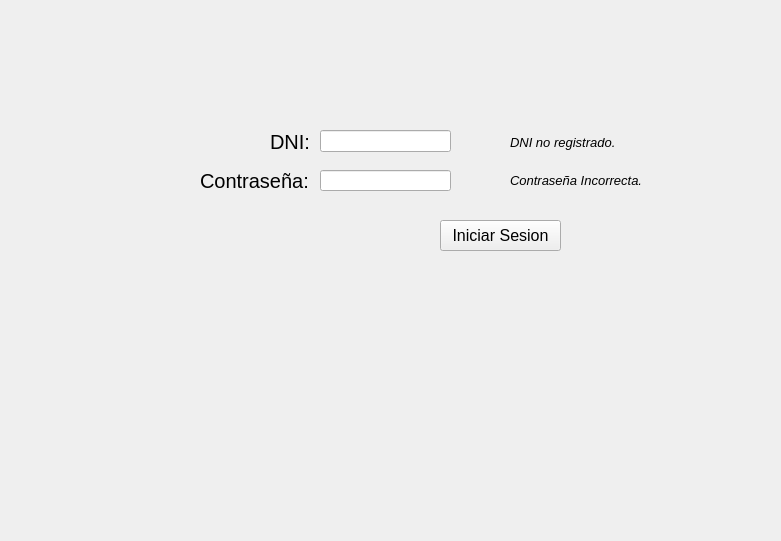
First picture: the form in Bolsaco/InicioSesion.ui, repository maurocipo/Bolsaco, before the edit.
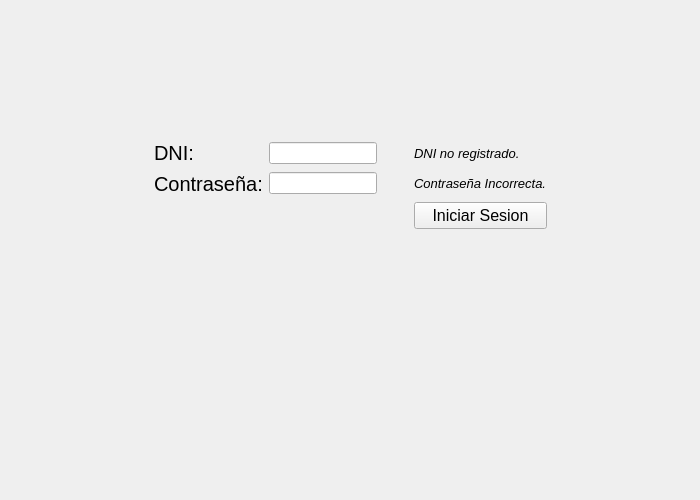
Second picture: the form after the edit.

Commit message: - Fixed layouts to work with window resizing. - Added version control of the DB and APP. - Added date control against clock manipulation. - Added automatic backup mechanism.

Patch:
```diff
--- a/Bolsaco/InicioSesion.ui
+++ b/Bolsaco/InicioSesion.ui
@@ -6,53 +6,61 @@
    <rect>
     <x>0</x>
     <y>0</y>
-    <width>781</width>
-    <height>541</height>
+    <width>700</width>
+    <height>500</height>
    </rect>
   </property>
+  <property name="sizePolicy">
+   <sizepolicy hsizetype="Expanding" vsizetype="Expanding">
+    <horstretch>1</horstretch>
+    <verstretch>1</verstretch>
+   </sizepolicy>
+  </property>
+  <property name="sizeIncrement">
+   <size>
+    <width>1</width>
+    <height>1</height>
+   </size>
+  </property>
   <property name="windowTitle">
    <string>Form</string>
   </property>
-  <widget class="QPushButton" name="pushButton_IniciarSesion">
-   <property name="geometry">
-    <rect>
-     <x>440</x>
-     <y>220</y>
-     <width>121</width>
-     <height>31</height>
-    </rect>
-   </property>
-   <property name="font">
-    <font>
-     <pointsize>12</pointsize>
-    </font>
-   </property>
+  <layout class="QGridLayout" name="gridLayout" rowstretch="1,0,0,0,2" columnstretch="1,0,0,0,0,1" rowminimumheight="0,0,0,0,0" columnminimumwidth="0,0,0,0,0,0">
+   <item row="1" column="5">
+    <spacer name="horizontalSpacer_2">
+     <property name="orientation">
+      <enum>Qt::Horizontal</enum>
+     </property>
+     <property name="sizeHint" stdset="0">
+      <size>
+       <width>137</width>
+       <height>20</height>
+      </size>
+     </property>
+    </spacer>
+   </item>
+   <item row="1" column="0">
+    <spacer name="horizontalSpacer">
+     <property name="orientation">
+      <enum>Qt::Horizontal</enum>
+     </property>
+     <property name="sizeHint" stdset="0">
+      <size>
+       <width>137</width>
+       <height>20</height>
+      </size>
+     </property>
+    </spacer>
+   </item>
+   <item row="1" column="3">
+    <widget class="QLabel" name="label_SignoUsuario">
    <property name="text">
-    <string>Iniciar Sesion</string>
-   </property>
-  </widget>
-  <widget class="QLineEdit" name="lineEdit_Contrasena">
-   <property name="geometry">
-    <rect>
-     <x>320</x>
-     <y>170</y>
-     <width>131</width>
-     <height>21</height>
-    </rect>
-   </property>
-   <property name="echoMode">
-    <enum>QLineEdit::Password</enum>
-   </property>
-  </widget>
+      <string/>
+     </property>
+    </widget>
+   </item>
+   <item row="2" column="1">
   <widget class="QLabel" name="label_Contrasena">
-   <property name="geometry">
-    <rect>
-     <x>200</x>
-     <y>160</y>
-     <width>111</width>
-     <height>41</height>
-    </rect>
-   </property>
    <property name="font">
     <font>
      <pointsize>15</pointsize>
@@ -62,28 +70,68 @@
     <string>Contraseña:</string>
    </property>
   </widget>
+   </item>
+   <item row="2" column="3">
   <widget class="QLabel" name="label_SignoContras">
-   <property name="geometry">
-    <rect>
-     <x>470</x>
-     <y>170</y>
-     <width>24</width>
-     <height>24</height>
-    </rect>
+     <property name="minimumSize">
+      <size>
+       <width>25</width>
+       <height>25</height>
+      </size>
    </property>
    <property name="text">
     <string/>
    </property>
   </widget>
+   </item>
+   <item row="2" column="2">
+    <widget class="QLineEdit" name="lineEdit_Contrasena">
+     <property name="echoMode">
+      <enum>QLineEdit::Password</enum>
+     </property>
+    </widget>
+   </item>
+   <item row="0" column="2">
+    <spacer name="verticalSpacer">
+     <property name="orientation">
+      <enum>Qt::Vertical</enum>
+     </property>
+     <property name="sizeHint" stdset="0">
+      <size>
+       <width>20</width>
+       <height>40</height>
+      </size>
+     </property>
+    </spacer>
+   </item>
+   <item row="1" column="4">
+    <widget class="QLabel" name="label_ErrorDNI">
+     <property name="font">
+      <font>
+       <pointsize>10</pointsize>
+       <italic>true</italic>
+      </font>
+     </property>
+     <property name="text">
+      <string>DNI no registrado.</string>
+     </property>
+    </widget>
+   </item>
+   <item row="2" column="4">
+    <widget class="QLabel" name="label_ErrorContras">
+     <property name="font">
+      <font>
+       <pointsize>10</pointsize>
+       <italic>true</italic>
+      </font>
+     </property>
+     <property name="text">
+      <string>Contraseña Incorrecta.</string>
+     </property>
+    </widget>
+   </item>
+   <item row="1" column="1">
   <widget class="QLabel" name="label_DNI">
-   <property name="geometry">
-    <rect>
-     <x>270</x>
-     <y>130</y>
-     <width>41</width>
-     <height>24</height>
-    </rect>
-   </property>
    <property name="font">
     <font>
      <pointsize>15</pointsize>
@@ -99,67 +147,36 @@
     <bool>false</bool>
    </property>
   </widget>
-  <widget class="QLineEdit" name="lineEdit_DNI">
-   <property name="geometry">
-    <rect>
-     <x>320</x>
-     <y>130</y>
-     <width>131</width>
-     <height>22</height>
-    </rect>
-   </property>
-  </widget>
-  <widget class="QLabel" name="label_SignoUsuario">
-   <property name="geometry">
-    <rect>
-     <x>470</x>
-     <y>130</y>
-     <width>24</width>
-     <height>24</height>
-    </rect>
-   </property>
-   <property name="text">
-    <string/>
-   </property>
-  </widget>
-  <widget class="QLabel" name="label_ErrorDNI">
-   <property name="geometry">
-    <rect>
-     <x>510</x>
-     <y>132</y>
-     <width>111</width>
-     <height>21</height>
-    </rect>
-   </property>
+   </item>
+   <item row="3" column="4">
+    <widget class="QPushButton" name="pushButton_IniciarSesion">
    <property name="font">
     <font>
-     <pointsize>10</pointsize>
-     <italic>true</italic>
+       <pointsize>12</pointsize>
     </font>
    </property>
    <property name="text">
-    <string>DNI no registrado.</string>
-   </property>
-  </widget>
-  <widget class="QLabel" name="label_ErrorContras">
-   <property name="geometry">
-    <rect>
-     <x>510</x>
-     <y>170</y>
-     <width>141</width>
-     <height>21</height>
-    </rect>
-   </property>
-   <property name="font">
-    <font>
-     <pointsize>10</pointsize>
-     <italic>true</italic>
-    </font>
-   </property>
-   <property name="text">
-    <string>Contraseña Incorrecta.</string>
-   </property>
-  </widget>
+      <string>Iniciar Sesion</string>
+     </property>
+    </widget>
+   </item>
+   <item row="1" column="2">
+    <widget class="QLineEdit" name="lineEdit_DNI"/>
+   </item>
+   <item row="4" column="4">
+    <spacer name="verticalSpacer_2">
+     <property name="orientation">
+      <enum>Qt::Vertical</enum>
+     </property>
+     <property name="sizeHint" stdset="0">
+      <size>
+       <width>20</width>
+       <height>40</height>
+      </size>
+     </property>
+    </spacer>
+   </item>
+  </layout>
  </widget>
  <tabstops>
   <tabstop>lineEdit_DNI</tabstop>
```
Lines whose indentation alone changed are shown as unchanged. The commit also changes 25 other files.
